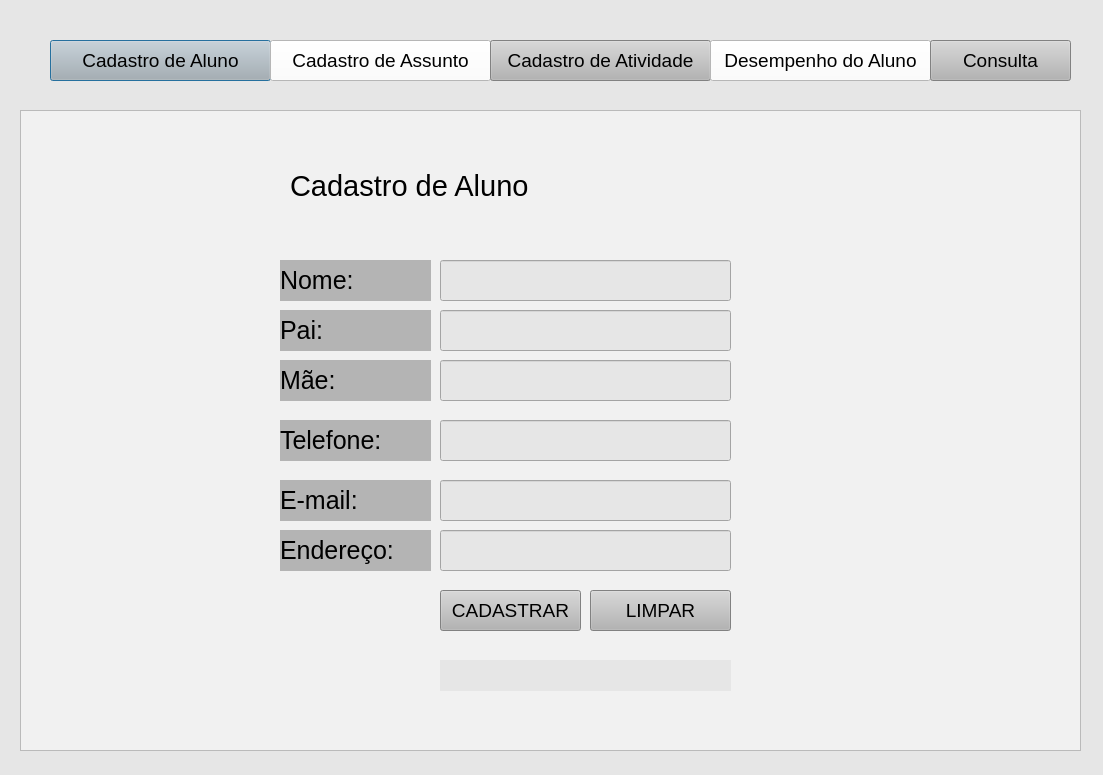
The window that NovoProjeto/Aluno.ui (sandrojunio/cadastrodealuno) describes before a commit, drawn with Qt 5.
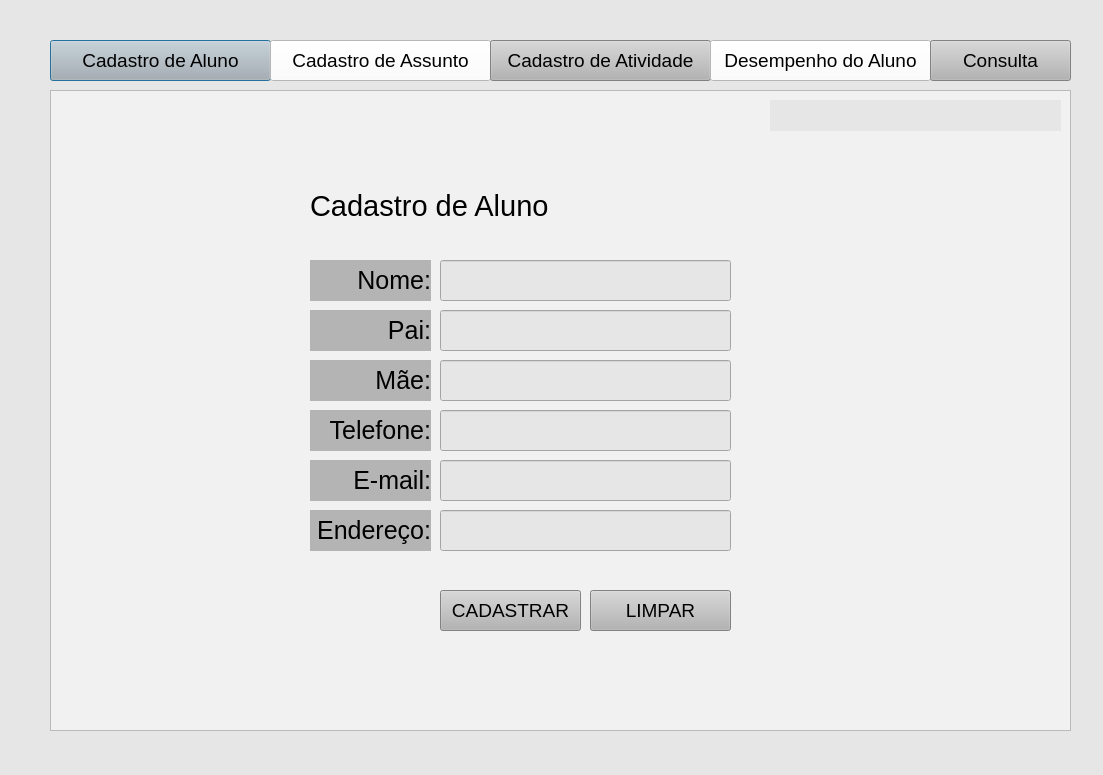
The same window after the commit.

Commit message: Melhorias cadastro de alunos

What changed in the file:
```diff
--- a/NovoProjeto/Aluno.ui
+++ b/NovoProjeto/Aluno.ui
@@ -124,15 +124,18 @@
   <widget class="QTextBrowser" name="textBrowser">
    <property name="geometry">
     <rect>
-     <x>20</x>
-     <y>110</y>
-     <width>1061</width>
+     <x>50</x>
+     <y>90</y>
+     <width>1021</width>
      <height>641</height>
     </rect>
    </property>
    <property name="styleSheet">
     <string notr="true">background-color: rgb(241, 241, 241);</string>
    </property>
+   <property name="frameShadow">
+    <enum>QFrame::Plain</enum>
+   </property>
   </widget>
   <widget class="QLineEdit" name="nomeAluno">
    <property name="geometry">
@@ -158,7 +161,7 @@
    <property name="geometry">
     <rect>
      <x>440</x>
-     <y>420</y>
+     <y>410</y>
      <width>291</width>
      <height>41</height>
     </rect>
@@ -168,7 +171,7 @@
    <property name="geometry">
     <rect>
      <x>440</x>
-     <y>480</y>
+     <y>460</y>
      <width>291</width>
      <height>41</height>
     </rect>
@@ -178,7 +181,7 @@
    <property name="geometry">
     <rect>
      <x>440</x>
-     <y>530</y>
+     <y>510</y>
      <width>291</width>
      <height>41</height>
     </rect>
@@ -229,9 +232,9 @@
   <widget class="QLabel" name="label">
    <property name="geometry">
     <rect>
-     <x>280</x>
+     <x>310</x>
      <y>260</y>
-     <width>151</width>
+     <width>121</width>
      <height>41</height>
     </rect>
    </property>
@@ -244,15 +247,15 @@
     <string notr="true">background-color: rgb(180, 180, 180);</string>
    </property>
    <property name="text">
-    <string>Nome:</string>
+    <string>&lt;html&gt;&lt;head/&gt;&lt;body&gt;&lt;p align=&quot;right&quot;&gt;Nome:&lt;/p&gt;&lt;/body&gt;&lt;/html&gt;</string>
    </property>
   </widget>
   <widget class="QLabel" name="label_2">
    <property name="geometry">
     <rect>
-     <x>280</x>
+     <x>310</x>
      <y>310</y>
-     <width>151</width>
+     <width>121</width>
      <height>41</height>
     </rect>
    </property>
@@ -265,15 +268,15 @@
     <string notr="true">background-color: rgb(180, 180, 180);</string>
    </property>
    <property name="text">
-    <string>Pai:</string>
+    <string>&lt;html&gt;&lt;head/&gt;&lt;body&gt;&lt;p align=&quot;right&quot;&gt;Pai:&lt;/p&gt;&lt;/body&gt;&lt;/html&gt;</string>
    </property>
   </widget>
   <widget class="QLabel" name="label_3">
    <property name="geometry">
     <rect>
-     <x>280</x>
-     <y>420</y>
-     <width>151</width>
+     <x>310</x>
+     <y>410</y>
+     <width>121</width>
      <height>41</height>
     </rect>
    </property>
@@ -286,15 +289,15 @@
     <string notr="true">background-color: rgb(180, 180, 180);</string>
    </property>
    <property name="text">
-    <string>Telefone:</string>
+    <string>&lt;html&gt;&lt;head/&gt;&lt;body&gt;&lt;p align=&quot;right&quot;&gt;Telefone:&lt;/p&gt;&lt;/body&gt;&lt;/html&gt;</string>
    </property>
   </widget>
   <widget class="QLabel" name="label_4">
    <property name="geometry">
     <rect>
-     <x>280</x>
-     <y>480</y>
-     <width>151</width>
+     <x>310</x>
+     <y>460</y>
+     <width>121</width>
      <height>41</height>
     </rect>
    </property>
@@ -307,15 +310,15 @@
     <string notr="true">background-color: rgb(180, 180, 180);</string>
    </property>
    <property name="text">
-    <string>E-mail:</string>
+    <string>&lt;html&gt;&lt;head/&gt;&lt;body&gt;&lt;p align=&quot;right&quot;&gt;E-mail:&lt;/p&gt;&lt;/body&gt;&lt;/html&gt;</string>
    </property>
   </widget>
   <widget class="QLabel" name="label_5">
    <property name="geometry">
     <rect>
-     <x>280</x>
-     <y>530</y>
-     <width>151</width>
+     <x>310</x>
+     <y>510</y>
+     <width>121</width>
      <height>41</height>
     </rect>
    </property>
@@ -328,14 +331,14 @@
     <string notr="true">background-color: rgb(180, 180, 180);</string>
    </property>
    <property name="text">
-    <string>Endereço:</string>
+    <string>&lt;html&gt;&lt;head/&gt;&lt;body&gt;&lt;p align=&quot;right&quot;&gt;Endereço:&lt;/p&gt;&lt;/body&gt;&lt;/html&gt;</string>
    </property>
   </widget>
   <widget class="QLabel" name="label_6">
    <property name="geometry">
     <rect>
-     <x>290</x>
-     <y>160</y>
+     <x>310</x>
+     <y>180</y>
      <width>271</width>
      <height>51</height>
     </rect>
@@ -369,9 +372,9 @@
   <widget class="QLabel" name="label_7">
    <property name="geometry">
     <rect>
-     <x>280</x>
+     <x>310</x>
      <y>360</y>
-     <width>151</width>
+     <width>121</width>
      <height>41</height>
     </rect>
    </property>
@@ -384,14 +387,14 @@
     <string notr="true">background-color: rgb(180, 180, 180);</string>
    </property>
    <property name="text">
-    <string>Mãe:</string>
+    <string>&lt;html&gt;&lt;head/&gt;&lt;body&gt;&lt;p align=&quot;right&quot;&gt;Mãe:&lt;/p&gt;&lt;/body&gt;&lt;/html&gt;</string>
    </property>
   </widget>
   <widget class="QLabel" name="Lb_cadastrado">
    <property name="geometry">
     <rect>
-     <x>440</x>
-     <y>660</y>
+     <x>770</x>
+     <y>100</y>
      <width>291</width>
      <height>31</height>
     </rect>
@@ -402,8 +405,137 @@
      <height>31</height>
     </size>
    </property>
+   <property name="palette">
+    <palette>
+     <active>
+      <colorrole role="WindowText">
+       <brush brushstyle="SolidPattern">
+        <color alpha="255">
+         <red>0</red>
+         <green>0</green>
+         <blue>127</blue>
+        </color>
+       </brush>
+      </colorrole>
+      <colorrole role="Button">
+       <brush brushstyle="SolidPattern">
+        <color alpha="255">
+         <red>230</red>
+         <green>230</green>
+         <blue>230</blue>
+        </color>
+       </brush>
+      </colorrole>
+      <colorrole role="Base">
+       <brush brushstyle="SolidPattern">
+        <color alpha="255">
+         <red>230</red>
+         <green>230</green>
+         <blue>230</blue>
+        </color>
+       </brush>
+      </colorrole>
+      <colorrole role="Window">
+       <brush brushstyle="SolidPattern">
+        <color alpha="255">
+         <red>230</red>
+         <green>230</green>
+         <blue>230</blue>
+        </color>
+       </brush>
+      </colorrole>
+     </active>
+     <inactive>
+      <colorrole role="WindowText">
+       <brush brushstyle="SolidPattern">
+        <color alpha="255">
+         <red>0</red>
+         <green>0</green>
+         <blue>127</blue>
+        </color>
+       </brush>
+      </colorrole>
+      <colorrole role="Button">
+       <brush brushstyle="SolidPattern">
+        <color alpha="255">
+         <red>230</red>
+         <green>230</green>
+         <blue>230</blue>
+        </color>
+       </brush>
+      </colorrole>
+      <colorrole role="Base">
+       <brush brushstyle="SolidPattern">
+        <color alpha="255">
+         <red>230</red>
+         <green>230</green>
+         <blue>230</blue>
+        </color>
+       </brush>
+      </colorrole>
+      <colorrole role="Window">
+       <brush brushstyle="SolidPattern">
+        <color alpha="255">
+         <red>230</red>
+         <green>230</green>
+         <blue>230</blue>
+        </color>
+       </brush>
+      </colorrole>
+     </inactive>
+     <disabled>
+      <colorrole role="WindowText">
+       <brush brushstyle="SolidPattern">
+        <color alpha="255">
+         <red>120</red>
+         <green>120</green>
+         <blue>120</blue>
+        </color>
+       </brush>
+      </colorrole>
+      <colorrole role="Button">
+       <brush brushstyle="SolidPattern">
+        <color alpha="255">
+         <red>230</red>
+         <green>230</green>
+         <blue>230</blue>
+        </color>
+       </brush>
+      </colorrole>
+      <colorrole role="Base">
+       <brush brushstyle="SolidPattern">
+        <color alpha="255">
+         <red>230</red>
+         <green>230</green>
+         <blue>230</blue>
+        </color>
+       </brush>
+      </colorrole>
+      <colorrole role="Window">
+       <brush brushstyle="SolidPattern">
+        <color alpha="255">
+         <red>230</red>
+         <green>230</green>
+         <blue>230</blue>
+        </color>
+       </brush>
+      </colorrole>
+     </disabled>
+    </palette>
+   </property>
+   <property name="font">
+    <font>
+     <pointsize>12</pointsize>
+    </font>
+   </property>
+   <property name="mouseTracking">
+    <bool>false</bool>
+   </property>
+   <property name="frameShadow">
+    <enum>QFrame::Sunken</enum>
+   </property>
    <property name="text">
-    <string/>
+    <string>&lt;html&gt;&lt;head/&gt;&lt;body&gt;&lt;p&gt;&lt;br/&gt;&lt;/p&gt;&lt;/body&gt;&lt;/html&gt;</string>
    </property>
   </widget>
  </widget>
```
Left out of the diff: 23 changed lines with no effect on the pictures. The commit also changes 4 other files.
